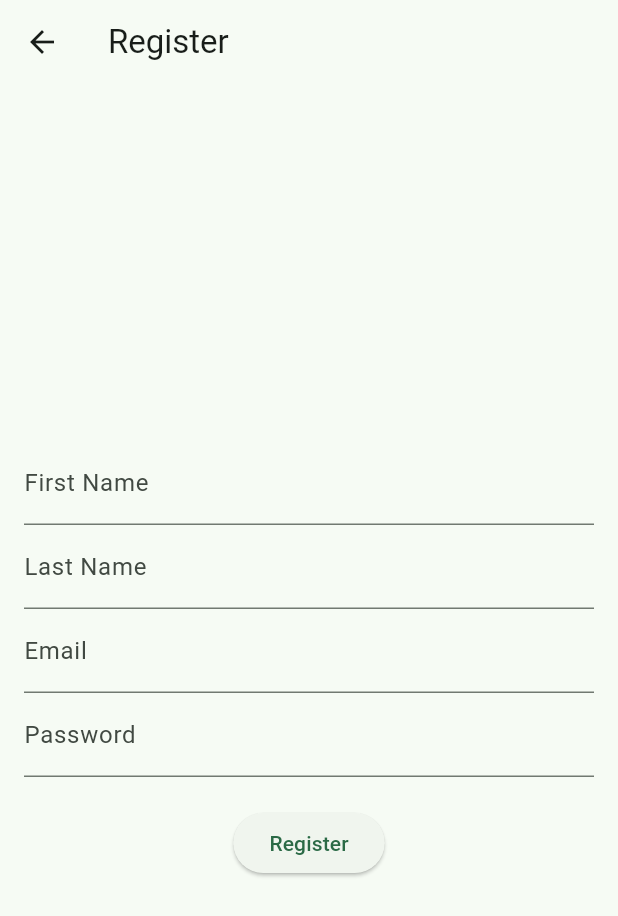
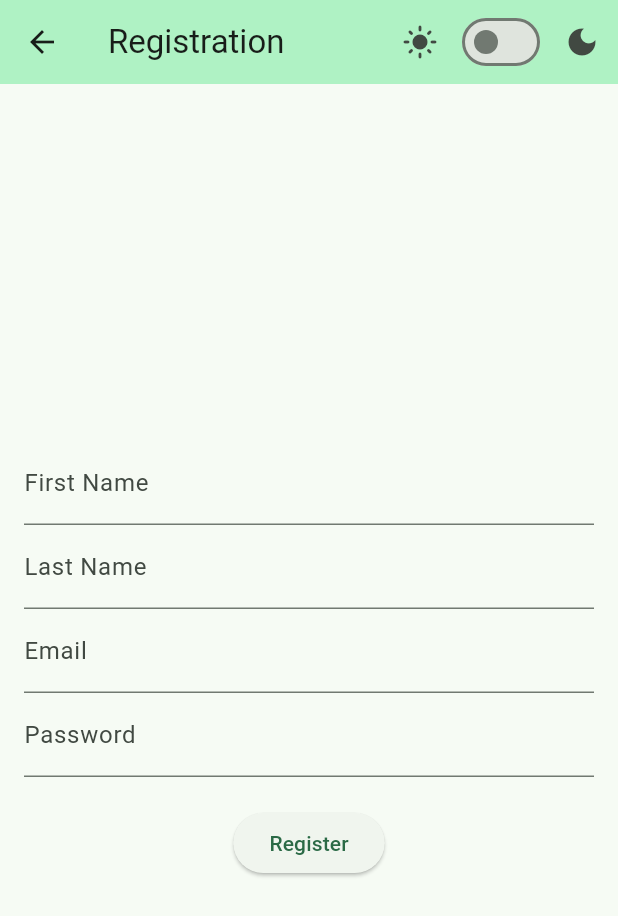
Before and after one commit to FWeidhas/hooked, a Flutter app: the screen it shows after launch, after a tap on "Don't have an account? Register here", on a phone screen of 412 x 824 dp. Shown: the top 916 px of the screen. Run offline on Flutter 3.47's test engine with Material 3 defaults, Android fonts, the phone set to English and light mode, and no system bars; our stand-ins replace cloud_firestore, firebase_auth, firebase_core, flutter_dotenv, font_awesome_flutter, get and 1 more; accounts and stored records are empty; network calls fail.

Commit message:
embellished login and registration

```diff
--- a/lib/cloudinary/cloudinary_service.dart
+++ b/lib/cloudinary/cloudinary_service.dart
@@ -1,6 +1,3 @@
-import 'package:cloudinary_url_gen/cloudinary.dart';
-import 'package:cloudinary_flutter/image/cld_image.dart';
-import 'package:cloudinary_flutter/cloudinary_context.dart';
 import 'package:flutter_dotenv/flutter_dotenv.dart';
 
 class CloudinaryService {
--- a/lib/drawer.dart
+++ b/lib/drawer.dart
@@ -25,7 +25,7 @@ class CustomDrawer extends StatelessWidget {
             title: const Text('Home'),
             onTap: () {
               Navigator.pop(context); // Close the drawer
-              Navigator.pushNamed(context, '/');
+              Navigator.pushNamed(context, '/home');
             },
           ),
           ListTile(
@@ -60,11 +60,12 @@ class CustomDrawer extends StatelessWidget {
               // Perform sign out
               await FirebaseAuth.instance.signOut();
 
-              // Only navigate if the widget is still mounted
-              if (!context.mounted) return;
-
-              // Navigate to the login page after logout
-              Navigator.pushReplacementNamed(context, '/login');
+              // Leere den Navigator-Stack und leite zur Login-Seite weiter
+              Navigator.pushNamedAndRemoveUntil(
+                context,
+                '/login', // Zielroute
+                (route) => false, // Alle vorherigen Routen entfernen
+              );
             },
           ),
         ],
--- a/lib/main.dart
+++ b/lib/main.dart
@@ -64,6 +64,7 @@ class MainApp extends StatelessWidget {
           },
         ),
         routes: {
+          '/home': (context) => const AuthGuard(child: HomePage()),
           '/login': (context) => const LoginPage(),
           '/register': (context) => const RegistrationPage(),
           '/map': (context) => const AuthGuard(child: Map()),
--- a/lib/pages/login.dart
+++ b/lib/pages/login.dart
@@ -1,5 +1,7 @@
 import 'package:flutter/material.dart';
 import 'package:firebase_auth/firebase_auth.dart';
+import 'package:hooked/components/themetoggle.dart';
+import 'package:font_awesome_flutter/font_awesome_flutter.dart';
 
 class LoginPage extends StatefulWidget {
   const LoginPage({Key? key}) : super(key: key);
@@ -19,7 +21,7 @@ class _LoginPageState extends State<LoginPage> {
         email: _emailController.text.trim(),
         password: _passwordController.text.trim(),
       );
-      Navigator.pushReplacementNamed(context, '/');
+      Navigator.pushReplacementNamed(context, '/home');
     } catch (e) {
       ScaffoldMessenger.of(context).showSnackBar(
         SnackBar(content: Text('Login failed: $e')),
@@ -29,13 +31,80 @@ class _LoginPageState extends State<LoginPage> {
 
   @override
   Widget build(BuildContext context) {
+    Color primaryColor = Theme.of(context).colorScheme.primaryContainer;
+
     return Scaffold(
-      appBar: AppBar(title: const Text("Login")),
+      appBar: AppBar(
+        title: const Text("Login"),
+        backgroundColor: primaryColor,
+        actions: const [
+          ThemeToggleWidget(),
+        ],
+      ),
       body: Padding(
         padding: const EdgeInsets.all(16.0),
         child: Column(
           mainAxisAlignment: MainAxisAlignment.center,
+          crossAxisAlignment: CrossAxisAlignment.center,
           children: [
+            Column(
+              children: [
+                const SizedBox(height: 16),
+                Row(
+                  mainAxisAlignment: MainAxisAlignment.center,
+                  children: [
+                    Align(
+                      alignment: Alignment.topCenter,
+                      child:
+                          Icon(Icons.waves, size: 40, color: Colors.blueAccent),
+                    ),
+                    Align(
+                      alignment: Alignment.topCenter,
+                      child:
+                          Icon(Icons.waves, size: 40, color: Colors.blueAccent),
+                    ),
+                    Align(
+                      alignment: Alignment.bottomCenter,
+                      child:
+                          Icon(Icons.waves, size: 40, color: Colors.blueAccent),
+                    ),
+                  ],
+                ),
+                const SizedBox(height: 16),
+                const Text(
+                  "Welcome to Hooked",
+                  style: TextStyle(
+                    fontSize: 24,
+                    fontWeight: FontWeight.bold,
+                  ),
+                  textAlign: TextAlign.center,
+                ),
+                const SizedBox(height: 8),
+                const Text(
+                  "Your guide for the best fishing spots",
+                  style: TextStyle(fontSize: 16),
+                  textAlign: TextAlign.center,
+                ),
+              ],
+            ),
+            const SizedBox(height: 32),
+            Row(
+              mainAxisAlignment: MainAxisAlignment.center,
+              children: [
+                Icon(FontAwesomeIcons.fish,
+                    size: 30,
+                    color: Theme.of(context).colorScheme.primaryContainer),
+                const SizedBox(width: 16),
+                Icon(FontAwesomeIcons.fish,
+                    size: 30,
+                    color: Theme.of(context).colorScheme.primaryContainer),
+                const SizedBox(width: 16),
+                Icon(FontAwesomeIcons.fish,
+                    size: 30,
+                    color: Theme.of(context).colorScheme.primaryContainer),
+              ],
+            ),
+            const SizedBox(height: 32),
             TextField(
               controller: _emailController,
               decoration: const InputDecoration(labelText: "Email"),
--- a/lib/pages/registration.dart
+++ b/lib/pages/registration.dart
@@ -1,5 +1,6 @@
 import 'package:flutter/material.dart';
 import 'package:firebase_auth/firebase_auth.dart' as auth;
+import 'package:hooked/components/themetoggle.dart';
 import '../database/user_service.dart';
 import '../models/user.dart';
 
@@ -47,8 +48,16 @@ class _RegistrationPageState extends State<RegistrationPage> {
 
   @override
   Widget build(BuildContext context) {
+    Color primaryColor = Theme.of(context).colorScheme.primaryContainer;
+
     return Scaffold(
-      appBar: AppBar(title: const Text("Register")),
+      appBar: AppBar(
+        title: const Text("Registration"),
+        backgroundColor: primaryColor,
+        actions: const [
+          ThemeToggleWidget(),
+        ],
+      ),
       body: Padding(
         padding: const EdgeInsets.all(16.0),
         child: Column(
--- a/pubspec.yaml
+++ b/pubspec.yaml
@@ -10,6 +10,7 @@ dependencies:
   flutter:
     sdk: flutter
   google_fonts: ^6.2.1
+  font_awesome_flutter: ^10.3.0
   get: ^4.6.5
   firebase_core: ^3.9.0
   firebase_auth: ^5.3.4
@@ -22,6 +23,7 @@ dependencies:
   cloudinary_url_gen: ^1.0.0
   http: ^1.0.0
 
+
 dev_dependencies:
   flutter_test:
     sdk: flutter
```
Also changed, not shown: pubspec.lock, 1 other file.
